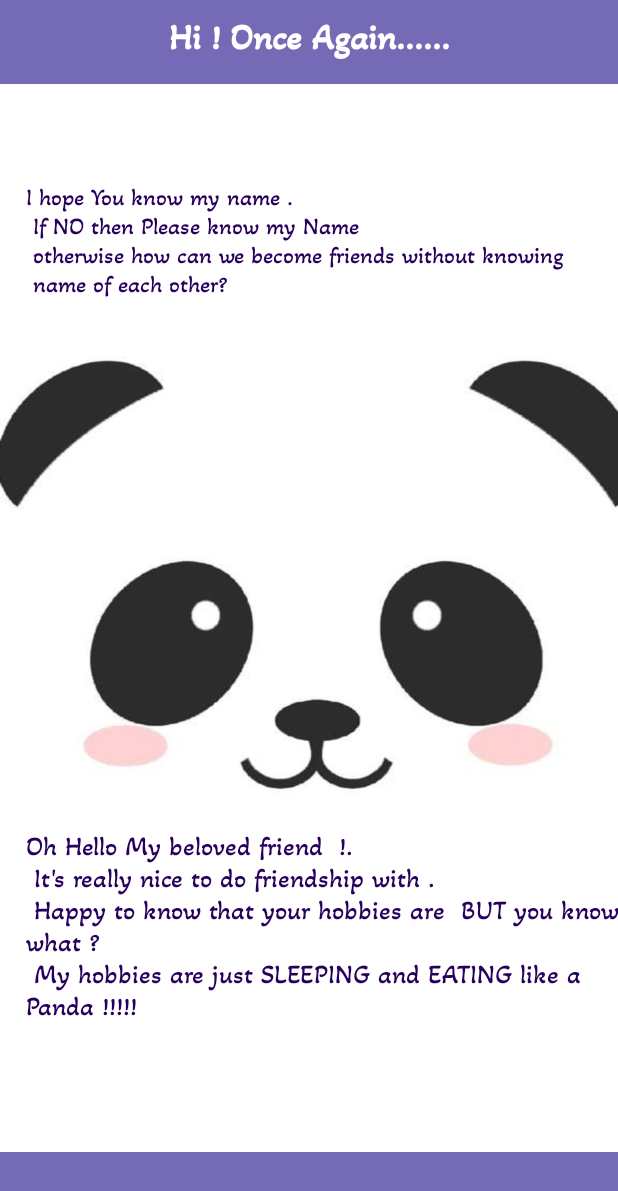
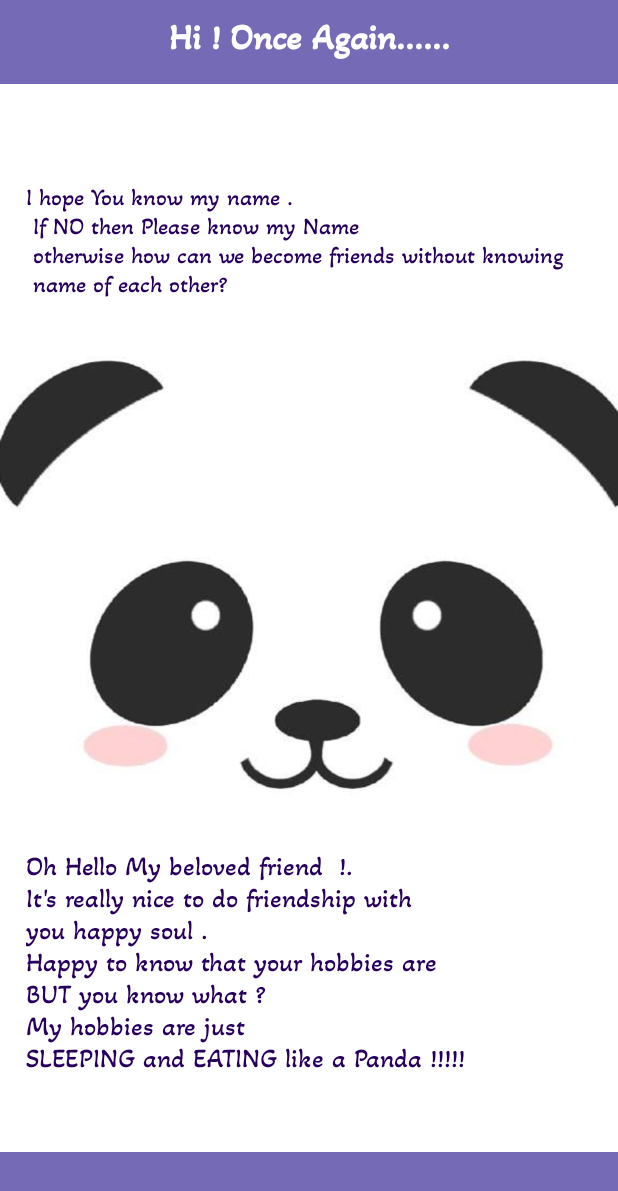
Before and after one commit to Dubey1209/MyIntroFolio, an Android app: the screen it shows after launch (UserInformation), after a tap on "Friends ?", on a phone screen of 412 x 824 dp. Shown: the top 1191 px of the screen. Run offline under Robolectric (Android 15) with nearby library versions, the light colour scheme and no system bars.

Commit message:
UserInformation Activity : Update By fetching data of user from MainActivity page.

```diff
--- a/app/src/main/java/com/example/myintrofolio/UserInformation.kt
+++ b/app/src/main/java/com/example/myintrofolio/UserInformation.kt
@@ -12,7 +12,7 @@ class UserInformation : AppCompatActivity() {
 
         val uname = intent.getStringExtra("EXTRA_NAME")
         val uhobbie = intent.getStringExtra("EXTRA_HOBBIES")
-        val userinformation = "Oh Hello My beloved friend $uname !. \n It's really nice to do friendship with $uname. \n Happy to know that your hobbies are $uhobbie BUT you know what ? \n My hobbies are just SLEEPING and EATING like a Panda !!!!!  "
+        val userinformation = "Oh Hello My beloved friend $uname !.\nIt's really nice to do friendship with \nyou happy soul $uname.\nHappy to know that your hobbies are $uhobbie\nBUT you know what ?\nMy hobbies are just\nSLEEPING and EATING like a Panda !!!!!  "
 
         // Initialize friendInformation with the TextView from the layout
         val friendInformation = findViewById<TextView>(R.id.friendInformation)
--- a/app/src/main/res/layout/activity_user_information.xml
+++ b/app/src/main/res/layout/activity_user_information.xml
@@ -53,15 +53,17 @@
         android:id="@+id/friendInformation"
         android:layout_width="wrap_content"
         android:layout_height="wrap_content"
-        android:layout_marginTop="324dp"
+        android:layout_marginTop="336dp"
         android:fontFamily="@font/akaya_telivigala"
         android:text="@string/friendInformation"
         android:textColor="@color/dark_purple"
         android:textSize="18sp"
+        app:layout_constraintBottom_toTopOf="@+id/bottomnavigation"
         app:layout_constraintEnd_toEndOf="@+id/textview2"
         app:layout_constraintHorizontal_bias="0.0"
         app:layout_constraintStart_toStartOf="@+id/textview2"
-        app:layout_constraintTop_toBottomOf="@+id/textview2" />
+        app:layout_constraintTop_toBottomOf="@+id/textview2"
+        app:layout_constraintVertical_bias="0.037" />
 
 
 </androidx.constraintlayout.widget.ConstraintLayout>
```
